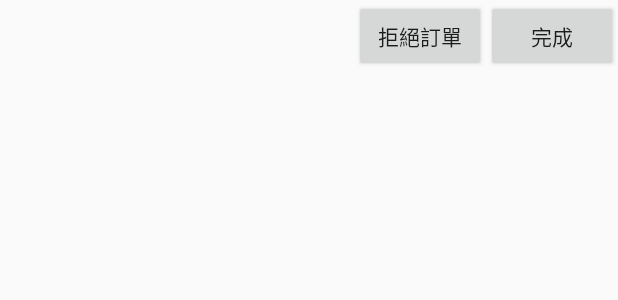
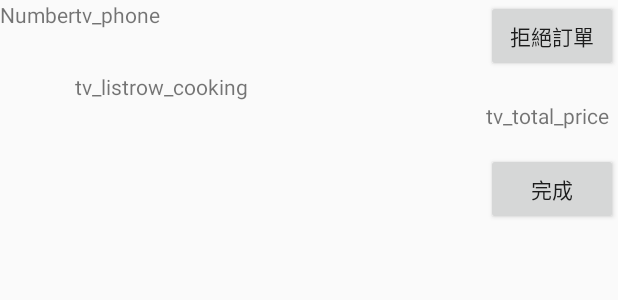
Before and after one commit to heronyang/plate-vendor, an Android app: the layout listrow_cooking.xml on its own in the app's theme, with its tools: preview values and no code run, on a phone screen of 412 x 824 dp. Shown: the top 300 px of the screen. Run offline under Robolectric (Android 15) with nearby library versions, the phone set to English and light mode, and no system bars.

Commit message:
vendor layouting

```diff
--- a/Vendor/src/main/res/layout/gridview_number_slip_large.xml
+++ b/Vendor/src/main/res/layout/gridview_number_slip_large.xml
@@ -10,7 +10,7 @@
         android:layout_height="wrap_content"
         android:gravity="center"
         android:textSize="100sp"
-        android:background="@drawable/circle"
+        android:background="@drawable/circle_01"
         android:id="@+id/tv_number_slip_large" />
 
 </LinearLayout>
--- a/Vendor/src/main/res/layout/listrow_cooking.xml
+++ b/Vendor/src/main/res/layout/listrow_cooking.xml
@@ -8,9 +8,11 @@
     <TextView
         android:layout_width="wrap_content"
         android:layout_height="wrap_content"
+        android:text="tv_listrow_cooking"
         android:gravity="center"
         android:id="@+id/tv_listrow_cooking"
-        android:layout_toLeftOf="@+id/cancel_order_button" />
+        android:layout_below="@+id/tv_slip_number"
+        android:layout_toRightOf="@+id/tv_slip_number" />
 
     <Button
         android:layout_width="wrap_content"
@@ -18,17 +20,43 @@
         android:id="@+id/cancel_order_button"
         android:text="@string/cancel_order_button"
         android:layout_alignParentTop="true"
-        android:layout_toLeftOf="@+id/finish_order_button" />
+        android:layout_alignParentRight="true" />
 
     <Button
         android:layout_width="wrap_content"
         android:layout_height="wrap_content"
         android:id="@+id/finish_order_button"
         android:text="@string/finish_order_button"
+        android:layout_alignParentEnd="true"
+        android:layout_below="@+id/cancel_order_button"
+        android:layout_alignParentRight="true"
+        android:layout_marginTop="54dp" />
+
+    <TextView
+        android:layout_width="wrap_content"
+        android:layout_height="wrap_content"
+        android:text="Number"
+        android:id="@+id/tv_slip_number"
         android:layout_alignParentTop="true"
-        android:layout_alignParentRight="true"
-        android:layout_alignParentEnd="true" />
+        android:layout_alignParentLeft="true"
+        android:layout_above="@+id/finish_order_button" />
 
-        <!-- android:textSize="@dimen/box_textsize" -->
+    <TextView
+        android:layout_width="wrap_content"
+        android:layout_height="wrap_content"
+        android:text="tv_phone"
+        android:id="@+id/tv_phone"
+        android:layout_alignParentTop="true"
+        android:layout_toRightOf="@+id/tv_slip_number" />
+
+    <TextView
+        android:layout_width="wrap_content"
+        android:layout_height="wrap_content"
+        android:text="tv_total_price"
+        android:id="@+id/tv_total_price"
+        android:layout_below="@+id/tv_listrow_cooking"
+        android:layout_alignLeft="@+id/finish_order_button" />
+
+    <!-- android:textSize="@dimen/box_textsize" -->
 
 </RelativeLayout>
```
Also changed, not shown: Vendor/src/main/java/tw/plate/vendor/CookingFragment.java (+13 -5 lines).
